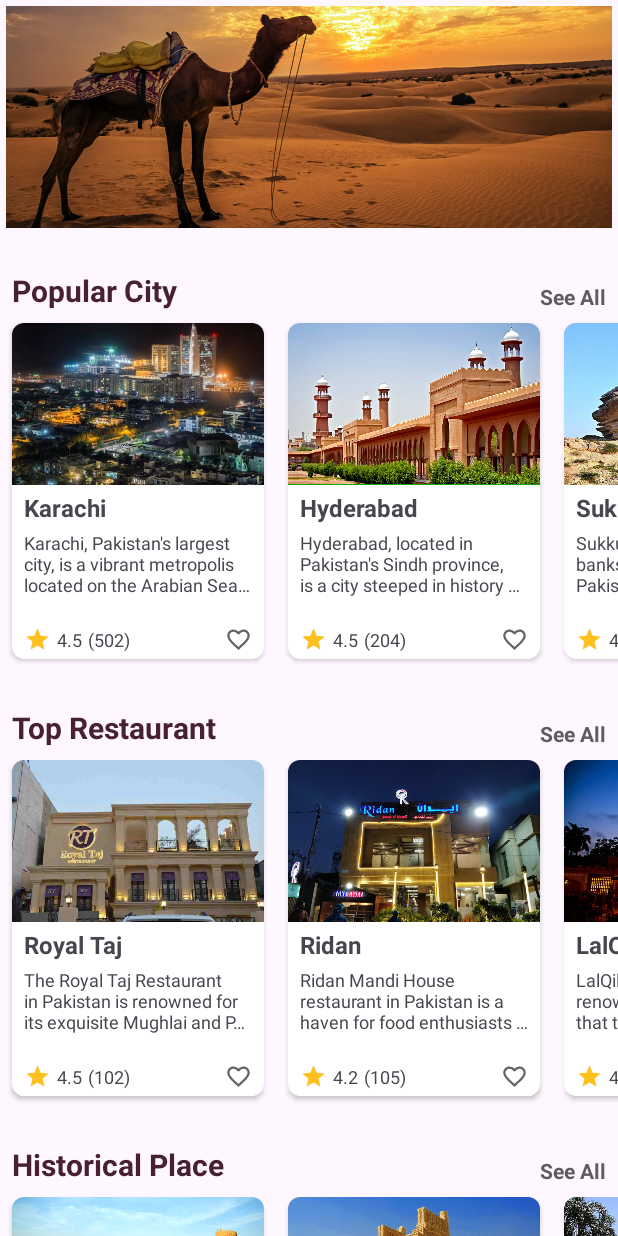
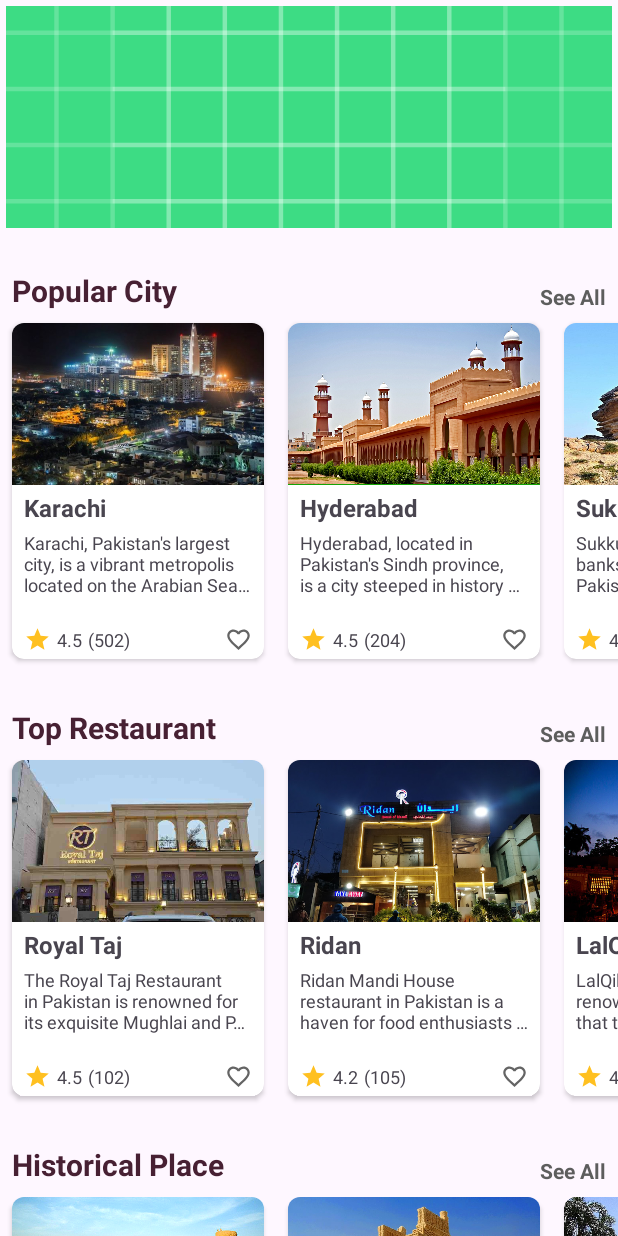
Before and after one commit to SJPersonalProjects/Your-Guide, an Android app: the screen it shows after launch (SindhActivity), after a tap on "Sindh", on a phone screen of 412 x 824 dp. Run offline under Robolectric (Android 15) with nearby library versions, the phone set to English and light mode, and no system bars.

Commit message:
Optimized the layout files with placeholder data and themes

```diff
--- a/app/src/main/res/layout/activity_sindh.xml
+++ b/app/src/main/res/layout/activity_sindh.xml
@@ -12,11 +12,11 @@
         android:layout_height="wrap_content"
         android:orientation="vertical">
 
-        <!-- Activity header image of province at the top. -->
+        <!-- Image to display at the top of the sindh activity. -->
         <ImageView
             style="@style/ProvinceHeaderImage"
             android:contentDescription="@string/todo"
-            android:src="@drawable/sindh_province_header" />
+            android:src="@drawable/ic_launcher_background" />
 
         <!-- Horizontal LinearLayout for "Popular City" and "See All" heading. -->
         <LinearLayout style="@style/ListCategoryHeaderRootView">
@@ -35,9 +35,7 @@
         <!-- Sindh province cities RecyclerView. -->
         <androidx.recyclerview.widget.RecyclerView
             android:id="@+id/sindh_province_popular_city"
-            android:layout_width="match_parent"
-            android:layout_height="wrap_content"
-            android:scrollbars="none" />
+            style="@style/ProvinceCategoryRecyclerView"/>
 
         <!-- Horizontal LinearLayout for "Top Restaurant" and "See All" headings. -->
         <LinearLayout style="@style/ListCategoryHeaderRootView">
@@ -55,8 +53,7 @@
         <!-- Sindh province top restaurants RecyclerView. -->
         <androidx.recyclerview.widget.RecyclerView
             android:id="@+id/sindh_province_top_restaurant"
-            android:layout_width="match_parent"
-            android:layout_height="wrap_content" />
+            style="@style/ProvinceCategoryRecyclerView"/>
 
         <!-- Horizontal LinearLayout for "Historical Place" and "See All" headings. -->
         <LinearLayout style="@style/ListCategoryHeaderRootView">
@@ -74,7 +71,6 @@
         <!-- Sindh province historical place RecyclerView. -->
         <androidx.recyclerview.widget.RecyclerView
             android:id="@+id/sindh_province_historical_place"
-            android:layout_width="match_parent"
-            android:layout_height="wrap_content" />
+            style="@style/ProvinceCategoryRecyclerView"/>
     </LinearLayout>
 </ScrollView>
--- a/app/src/main/res/values/themes.xml
+++ b/app/src/main/res/values/themes.xml
@@ -55,6 +55,12 @@
         <item name="android:layout_marginEnd">8dp</item>
         <item name="android:layout_marginTop">24dp</item>
         <item name="android:orientation">horizontal</item>
+    </style>
+
+    <style name="ProvinceCategoryRecyclerView">
+        <item name="android:layout_width">match_parent</item>
+        <item name="android:layout_height">wrap_content</item>
+        <item name="android:scrollbars">none</item>
     </style>
 
     <!-- Category card Themes. -->
```
Also changed, not shown: app/src/main/res/layout/activity_balochistan.xml (+5 -8 lines), app/src/main/res/layout/activity_kpk.xml (+5 -8 lines), app/src/main/res/layout/activity_punjab.xml (+5 -7 lines).
